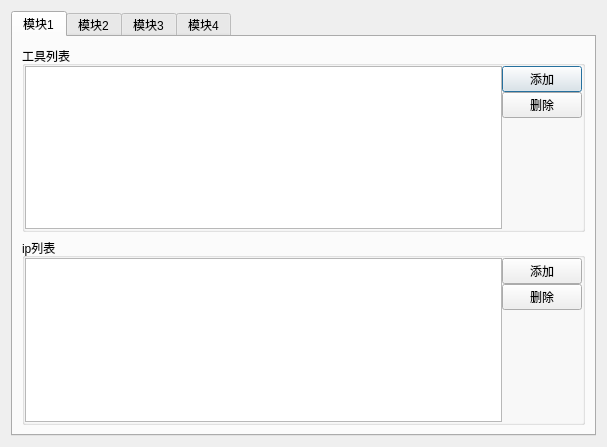
This is digitalIntegration/InformationConfihurationDialog.ui in jiaqingguo/DI as Qt 5 draws it before an edit. The edited form follows.
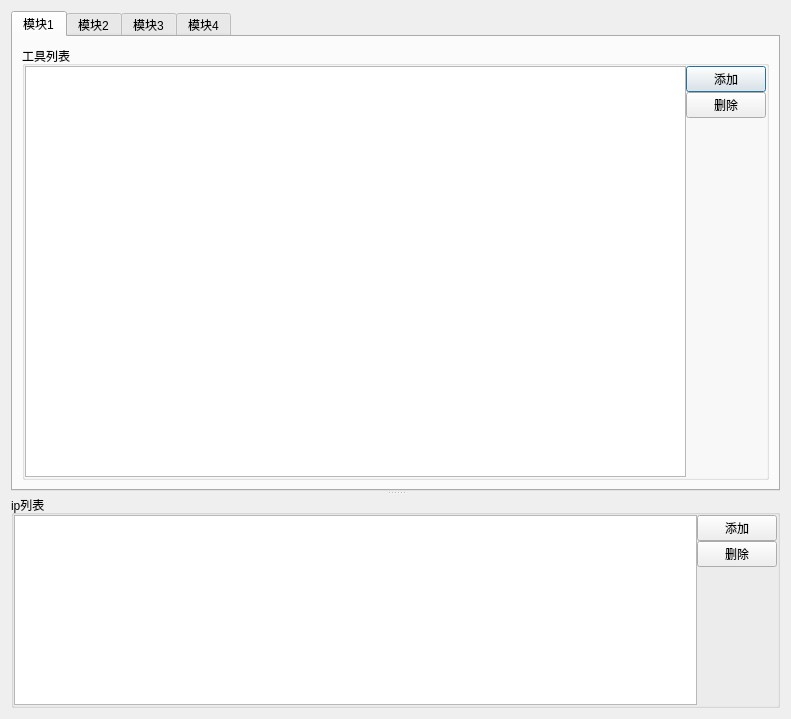
This is the edited form.

What changed in the file:
```diff
--- a/digitalIntegration/InformationConfihurationDialog.ui
+++ b/digitalIntegration/InformationConfihurationDialog.ui
@@ -6,15 +6,19 @@
    <rect>
     <x>0</x>
     <y>0</y>
-    <width>607</width>
-    <height>447</height>
+    <width>791</width>
+    <height>719</height>
    </rect>
   </property>
   <property name="windowTitle">
    <string> 信息配置</string>
   </property>
-  <layout class="QGridLayout" name="gridLayout">
-   <item row="0" column="0">
+  <layout class="QVBoxLayout" name="verticalLayout_13">
+   <item>
+    <widget class="QSplitter" name="splitter">
+     <property name="orientation">
+      <enum>Qt::Vertical</enum>
+     </property>
     <widget class="QTabWidget" name="tabWidget">
      <property name="currentIndex">
       <number>0</number>
@@ -82,64 +86,6 @@
          </layout>
         </widget>
        </item>
-       <item>
-        <widget class="QGroupBox" name="groupBox_2">
-         <property name="title">
-          <string>ip列表</string>
-         </property>
-         <layout class="QHBoxLayout" name="horizontalLayout">
-          <property name="spacing">
-           <number>0</number>
-          </property>
-          <property name="leftMargin">
-           <number>0</number>
-          </property>
-          <property name="topMargin">
-           <number>0</number>
-          </property>
-          <property name="rightMargin">
-           <number>0</number>
-          </property>
-          <property name="bottomMargin">
-           <number>0</number>
-          </property>
-          <item>
-           <widget class="QTableView" name="tableViewIP1"/>
-          </item>
-          <item>
-           <layout class="QVBoxLayout" name="verticalLayout_2">
-            <item>
-             <widget class="QPushButton" name="btnIpAdd1">
-              <property name="text">
-               <string>添加</string>
-              </property>
-             </widget>
-            </item>
-            <item>
-             <widget class="QPushButton" name="btnIpDel1">
-              <property name="text">
-               <string>删除</string>
-              </property>
-             </widget>
-            </item>
-            <item>
-             <spacer name="verticalSpacer_2">
-              <property name="orientation">
-               <enum>Qt::Vertical</enum>
-              </property>
-              <property name="sizeHint" stdset="0">
-               <size>
-                <width>20</width>
-                <height>40</height>
-               </size>
-              </property>
-             </spacer>
-            </item>
-           </layout>
-          </item>
-         </layout>
-        </widget>
-       </item>
       </layout>
      </widget>
      <widget class="QWidget" name="tab_2">
@@ -508,6 +454,63 @@
           </item>
          </layout>
         </widget>
+        </item>
+       </layout>
+      </widget>
+     </widget>
+     <widget class="QGroupBox" name="groupBox_2">
+      <property name="title">
+       <string>ip列表</string>
+      </property>
+      <layout class="QHBoxLayout" name="horizontalLayout">
+       <property name="spacing">
+        <number>0</number>
+       </property>
+       <property name="leftMargin">
+        <number>0</number>
+       </property>
+       <property name="topMargin">
+        <number>0</number>
+       </property>
+       <property name="rightMargin">
+        <number>0</number>
+       </property>
+       <property name="bottomMargin">
+        <number>0</number>
+       </property>
+       <item>
+        <widget class="QTableView" name="tableViewIP1"/>
+       </item>
+       <item>
+        <layout class="QVBoxLayout" name="verticalLayout_2">
+         <item>
+          <widget class="QPushButton" name="btnIpAdd1">
+           <property name="text">
+            <string>添加</string>
+           </property>
+          </widget>
+         </item>
+         <item>
+          <widget class="QPushButton" name="btnIpDel1">
+           <property name="text">
+            <string>删除</string>
+           </property>
+          </widget>
+         </item>
+         <item>
+          <spacer name="verticalSpacer_2">
+           <property name="orientation">
+            <enum>Qt::Vertical</enum>
+           </property>
+           <property name="sizeHint" stdset="0">
+            <size>
+             <width>20</width>
+             <height>40</height>
+            </size>
+           </property>
+          </spacer>
+         </item>
+        </layout>
        </item>
       </layout>
      </widget>
```
Lines whose indentation alone changed are shown as unchanged.
